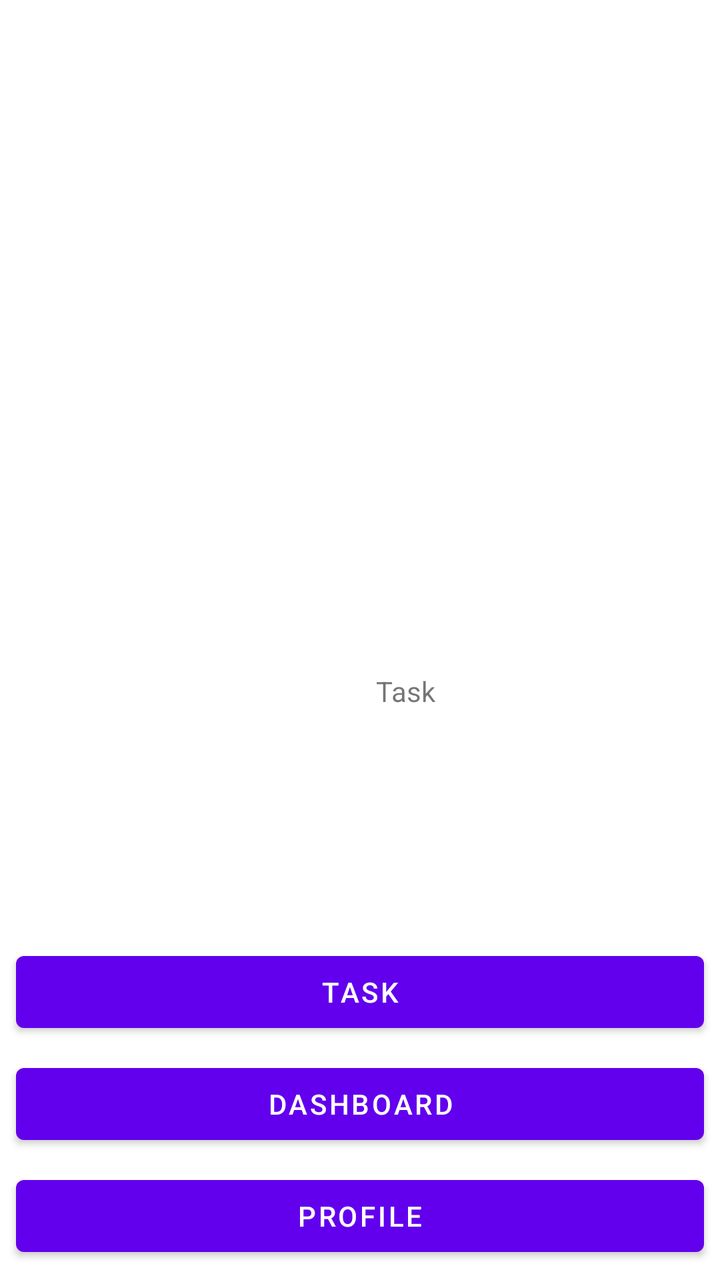
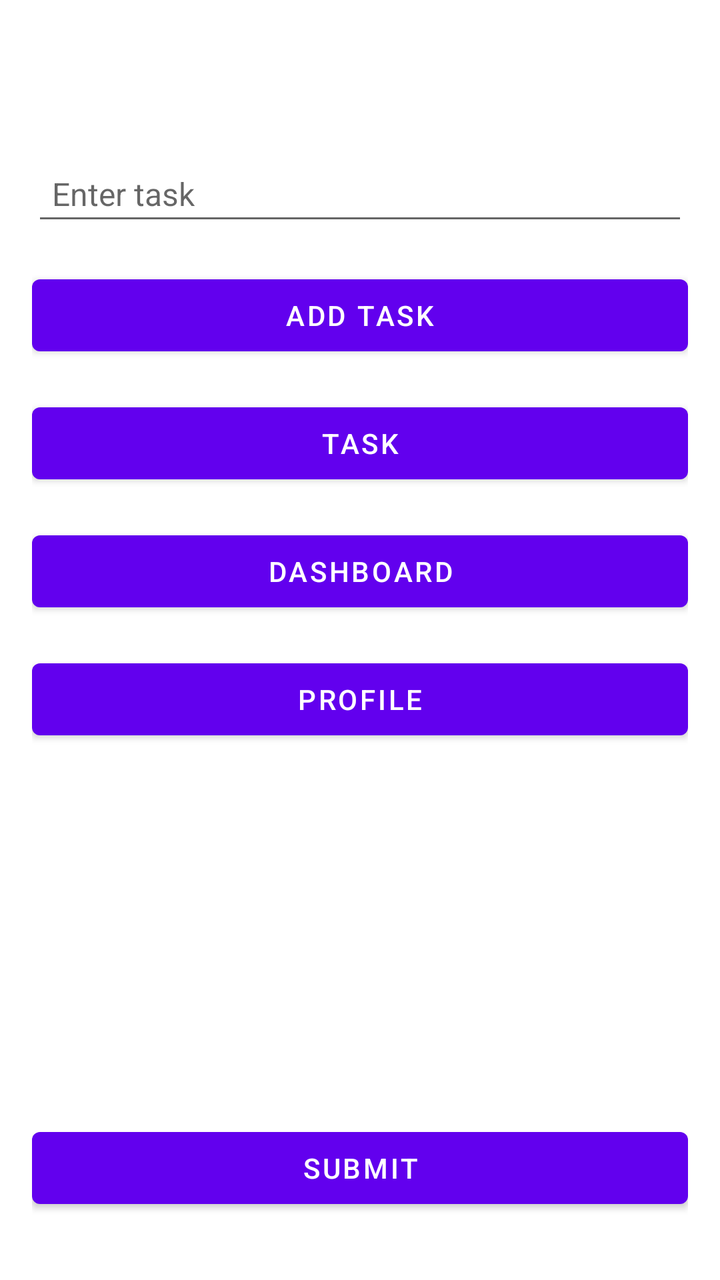

Before-and-after screenshots of an Android layout around one commit, followed by the original layout XML and the change that was made.
<!-- AndroidManifest.xml: application theme Theme.ToDoList -->
<!-- res/layout/activity_task.xml -->
<?xml version="1.0" encoding="utf-8"?>
<androidx.constraintlayout.widget.ConstraintLayout xmlns:android="http://schemas.android.com/apk/res/android"
    xmlns:app="http://schemas.android.com/apk/res-auto"
    xmlns:tools="http://schemas.android.com/tools"
    android:layout_width="match_parent"
    android:layout_height="match_parent">

    <TextView
        android:layout_width="wrap_content"
        android:layout_height="wrap_content"
        android:layout_marginStart="188dp"
        android:layout_marginTop="336dp"
        android:text="Task"
        app:layout_constraintStart_toStartOf="parent"
        app:layout_constraintTop_toTopOf="parent"
        tools:ignore="MissingConstraints" />


    <Button
        android:id="@+id/button_task"
        android:layout_width="0dp"
        android:layout_height="wrap_content"
        android:text="Task"
        app:layout_constraintBottom_toTopOf="@id/button_dashboard"
        app:layout_constraintStart_toStartOf="parent"
        app:layout_constraintEnd_toEndOf="parent"
        android:layout_margin="8dp" />

    <Button
        android:id="@+id/button_dashboard"
        android:layout_width="0dp"
        android:layout_height="wrap_content"
        android:text="Dashboard"
        app:layout_constraintBottom_toTopOf="@id/button_profile"
        app:layout_constraintStart_toStartOf="parent"
        app:layout_constraintEnd_toEndOf="parent"
        android:layout_margin="8dp" />


    <Button
        android:id="@+id/button_profile"
        android:layout_width="0dp"
        android:layout_height="wrap_content"
        android:text="Profile"
        app:layout_constraintBottom_toBottomOf="parent"
        app:layout_constraintStart_toStartOf="parent"
        app:layout_constraintEnd_toEndOf="parent"
        android:layout_margin="8dp" />

</androidx.constraintlayout.widget.ConstraintLayout>
<!-- resources referenced by this layout -->
<resources>
  <style name="Theme.ToDoList" parent="Theme.MaterialComponents.DayNight.DarkActionBar">
          
          <item name="colorPrimary">@color/purple_500</item>
          <item name="colorPrimaryVariant">@color/purple_700</item>
          <item name="colorOnPrimary">@color/white</item>
          
          <item name="colorSecondary">@color/teal_200</item>
          <item name="colorSecondaryVariant">@color/teal_700</item>
          <item name="colorOnSecondary">@color/black</item>
          
          <item name="android:statusBarColor">?attr/colorPrimaryVariant</item>
          
      </style>
  <color name="purple_500">#FF6200EE</color>
  <color name="purple_700">#FF3700B3</color>
  <color name="white">#FFFFFFFF</color>
  <color name="teal_200">#FF03DAC5</color>
  <color name="teal_700">#FF018786</color>
  <color name="black">#FF000000</color>
</resources>

<!-- the commit's change to res/layout/activity_task.xml (unified diff, before → after) -->
@@ -1,50 +1,64 @@
 <?xml version="1.0" encoding="utf-8"?>
-<androidx.constraintlayout.widget.ConstraintLayout xmlns:android="http://schemas.android.com/apk/res/android"
-    xmlns:app="http://schemas.android.com/apk/res-auto"
-    xmlns:tools="http://schemas.android.com/tools"
+<LinearLayout xmlns:android="http://schemas.android.com/apk/res/android"
     android:layout_width="match_parent"
-    android:layout_height="match_parent">
+    android:layout_height="match_parent"
+    android:orientation="vertical"
+    android:padding="16dp">
 
-    <TextView
-        android:layout_width="wrap_content"
+    <EditText
+        android:id="@+id/input_task"
+        android:layout_width="match_parent"
         android:layout_height="wrap_content"
-        android:layout_marginStart="188dp"
-        android:layout_marginTop="336dp"
-        android:text="Task"
-        app:layout_constraintStart_toStartOf="parent"
-        app:layout_constraintTop_toTopOf="parent"
-        tools:ignore="MissingConstraints" />
+        android:hint="Enter task"
+        android:layout_marginTop="60dp"
+        android:padding="10dp"
+        android:textSize="16sp"
+        android:layout_marginBottom="16dp"/>
 
+    <Button
+        android:id="@+id/button_add_task"
+        android:layout_width="match_parent"
+        android:layout_height="wrap_content"
+        android:text="Add Task"
+        android:layout_gravity="center_horizontal"
+        android:layout_marginBottom="16dp"/>
 
     <Button
         android:id="@+id/button_task"
-        android:layout_width="0dp"
+        android:layout_width="match_parent"
         android:layout_height="wrap_content"
         android:text="Task"
-        app:layout_constraintBottom_toTopOf="@id/button_dashboard"
-        app:layout_constraintStart_toStartOf="parent"
-        app:layout_constraintEnd_toEndOf="parent"
-        android:layout_margin="8dp" />
+        android:layout_gravity="center_horizontal"
+        android:layout_marginBottom="16dp"/>
 
     <Button
         android:id="@+id/button_dashboard"
-        android:layout_width="0dp"
+        android:layout_width="match_parent"
         android:layout_height="wrap_content"
         android:text="Dashboard"
-        app:layout_constraintBottom_toTopOf="@id/button_profile"
-        app:layout_constraintStart_toStartOf="parent"
-        app:layout_constraintEnd_toEndOf="parent"
-        android:layout_margin="8dp" />
-
+        android:layout_gravity="center_horizontal"
+        android:layout_marginBottom="16dp"/>
 
     <Button
         android:id="@+id/button_profile"
-        android:layout_width="0dp"
+        android:layout_width="match_parent"
         android:layout_height="wrap_content"
         android:text="Profile"
-        app:layout_constraintBottom_toBottomOf="parent"
-        app:layout_constraintStart_toStartOf="parent"
-        app:layout_constraintEnd_toEndOf="parent"
-        android:layout_margin="8dp" />
+        android:layout_gravity="center_horizontal"
+        android:layout_marginBottom="16dp"/>
 
-</androidx.constraintlayout.widget.ConstraintLayout>
+    <androidx.recyclerview.widget.RecyclerView
+        android:id="@+id/recycler_view"
+        android:layout_width="match_parent"
+        android:layout_height="0dp"
+        android:layout_weight="1"
+        android:paddingTop="16dp"/>
+    <Button
+        android:id="@+id/button_submit_tasks"
+        android:layout_width="match_parent"
+        android:layout_height="wrap_content"
+        android:text="Submit"
+        android:layout_gravity="center_horizontal"
+        android:layout_marginBottom="16dp"/>
+
+</LinearLayout>
